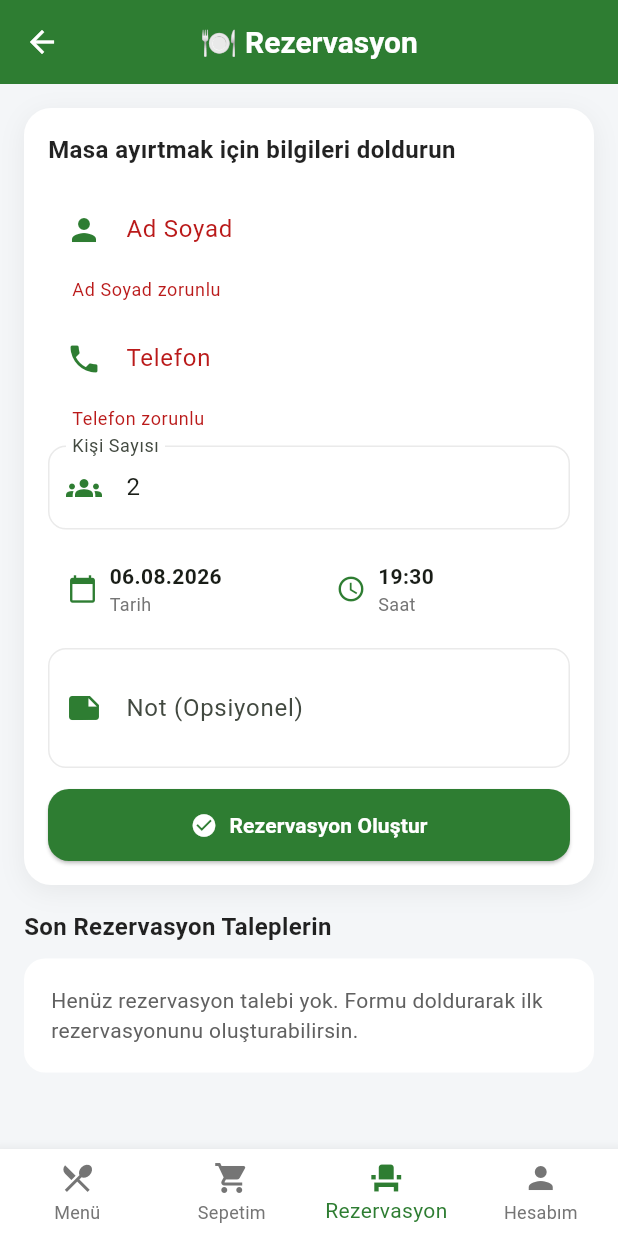
After one commit to Nafiyecaki/RestoranMobil, a Flutter app: the SepetScreen screen opened directly, item 3 of the bottom bar chosen, after a tap on "Rezervasyon Oluştur", on a phone screen of 412 x 824 dp. The commit adds this screen. Run offline on Flutter 3.47's test engine with Material 3 defaults, Android fonts, the light colour scheme and no system bars; our stand-ins replace geocoding, google_maps_flutter, image_picker, shared_preferences; accounts and stored records are empty; network calls fail.

Commit message:
rezervasyon sistemi kuruldu hatalar çözüldü

```diff
--- /dev/null
+++ b/musteri_siparis/lib/screens/rezervasyon_screen.dart
@@ -0,0 +1,532 @@
+import 'package:flutter/material.dart';
+
+import '../services/api_service.dart';
+import '../widgets/app_bottom_nav.dart';
+import 'menu_screen.dart';
+import 'profile_screen.dart';
+import 'sepet_screen.dart';
+
+class RezervasyonScreen extends StatefulWidget {
+  const RezervasyonScreen({super.key});
+
+  @override
+  State<RezervasyonScreen> createState() => _RezervasyonScreenState();
+}
+
+class _RezervasyonScreenState extends State<RezervasyonScreen> {
+  final _formKey = GlobalKey<FormState>();
+  final _adSoyadController = TextEditingController();
+  final _telefonController = TextEditingController();
+  final _kisiSayisiController = TextEditingController(text: '2');
+  final _notController = TextEditingController();
+
+  DateTime _selectedDate = DateTime.now().add(const Duration(days: 1));
+  TimeOfDay _selectedTime = const TimeOfDay(hour: 19, minute: 30);
+  final List<_RezervasyonKaydi> _rezervasyonlar = [];
+  bool _isSubmitting = false;
+
+  @override
+  void dispose() {
+    _adSoyadController.dispose();
+    _telefonController.dispose();
+    _kisiSayisiController.dispose();
+    _notController.dispose();
+    super.dispose();
+  }
+
+  Future<void> _pickDate() async {
+    final now = DateTime.now();
+    final picked = await showDatePicker(
+      context: context,
+      initialDate: _selectedDate,
+      firstDate: DateTime(now.year, now.month, now.day),
+      lastDate: now.add(const Duration(days: 365)),
+    );
+
+    if (picked == null) return;
+    setState(() => _selectedDate = picked);
+  }
+
+  Future<void> _pickTime() async {
+    final picked = await showTimePicker(
+      context: context,
+      initialTime: _selectedTime,
+    );
+
+    if (picked == null) return;
+    setState(() => _selectedTime = picked);
+  }
+
+  Future<void> _rezervasyonOlustur() async {
+    if (!_formKey.currentState!.validate()) return;
+    if (_isSubmitting) return;
+
+    final kisiSayisi = int.tryParse(_kisiSayisiController.text.trim()) ?? 0;
+    if (kisiSayisi <= 0) {
+      _showSnackBar('Lütfen geçerli kişi sayısı girin', Colors.orange);
+      return;
+    }
+
+    final tarihSaat = DateTime(
+      _selectedDate.year,
+      _selectedDate.month,
+      _selectedDate.day,
+      _selectedTime.hour,
+      _selectedTime.minute,
+    );
+
+    if (tarihSaat.isBefore(DateTime.now())) {
+      _showSnackBar('Rezervasyon zamanı geçmişte olamaz', Colors.orange);
+      return;
+    }
+
+    // Ad Soyad tek alan; backend MusteriAdi/MusteriSoyadi ayrımı bekliyor.
+    final adSoyad = _adSoyadController.text.trim();
+    final parcalar = adSoyad.split(RegExp(r'\s+'));
+    final musteriAdi = parcalar.first;
+    final musteriSoyadi = parcalar.length > 1
+        ? parcalar.sublist(1).join(' ')
+        : '';
+
+    setState(() => _isSubmitting = true);
+
+    final sonuc = await ApiService.rezervasyonOlustur(
+      musteriAdi: musteriAdi,
+      musteriSoyadi: musteriSoyadi,
+      telefon: _telefonController.text.trim(),
+      kisiSayisi: kisiSayisi,
+      tarihSaat: tarihSaat,
+      aciklama: _notController.text.trim(),
+    );
+
+    if (!mounted) return;
+    setState(() => _isSubmitting = false);
+
+    if (sonuc['success'] != true) {
+      _showSnackBar(
+        (sonuc['message'] ?? 'Rezervasyon oluşturulamadı').toString(),
+        Colors.red,
+      );
+      return;
+    }
+
+    final kayit = _RezervasyonKaydi(
+      adSoyad: adSoyad,
+      telefon: _telefonController.text.trim(),
+      kisiSayisi: kisiSayisi,
+      tarihSaat: tarihSaat,
+      not: _notController.text.trim(),
+    );
+
+    setState(() {
+      _rezervasyonlar.insert(0, kayit);
+      _notController.clear();
+    });
+
+    _showSnackBar('✅ Rezervasyon talebiniz alındı', Colors.green);
+  }
+
+  void _showSnackBar(String message, Color color) {
+    ScaffoldMessenger.of(context).showSnackBar(
+      SnackBar(
+        content: Text(message),
+        backgroundColor: color,
+        behavior: SnackBarBehavior.floating,
+        shape: RoundedRectangleBorder(borderRadius: BorderRadius.circular(12)),
+        margin: const EdgeInsets.all(16),
+      ),
+    );
+  }
+
+  void _onBottomNavTap(int index) {
+    if (index == 2) return;
+
+    if (index == 0) {
+      Navigator.pushReplacement(
+        context,
+        MaterialPageRoute(builder: (_) => const MenuScreen()),
+      );
+      return;
+    }
+
+    if (index == 1) {
+      Navigator.pushReplacement(
+        context,
+        MaterialPageRoute(builder: (_) => const SepetScreen()),
+      );
+      return;
+    }
+
+    if (index == 3) {
+      Navigator.pushReplacement(
+        context,
+        MaterialPageRoute(
+          builder: (_) =>
+              const ProfileScreen(geriDonusHedefi: ProfileBackTarget.menu),
+        ),
+      );
+    }
+  }
+
+  @override
+  Widget build(BuildContext context) {
+    final isDark = Theme.of(context).brightness == Brightness.dark;
+
+    return Scaffold(
+      backgroundColor: isDark
+          ? const Color(0xFF0F0F0F)
+          : const Color(0xFFF4F6F8),
+      appBar: AppBar(
+        title: const Text(
+          '🍽️ Rezervasyon',
+          style: TextStyle(
+            color: Colors.white,
+            fontWeight: FontWeight.bold,
+            fontSize: 20,
+          ),
+        ),
+        centerTitle: true,
+        elevation: 0,
+        backgroundColor: const Color(0xFF2E7D32),
+        foregroundColor: Colors.white,
+      ),
+      body: SingleChildScrollView(
+        padding: const EdgeInsets.all(16),
+        child: Column(
+          crossAxisAlignment: CrossAxisAlignment.start,
+          children: [
+            _buildFormCard(isDark),
+            const SizedBox(height: 16),
+            _buildReservationsHeader(isDark),
+            const SizedBox(height: 10),
+            if (_rezervasyonlar.isEmpty)
+              _buildEmptyState(isDark)
+            else
+              ..._rezervasyonlar.map(
+                (kayit) => _buildRezervasyonCard(kayit, isDark),
+              ),
+          ],
+        ),
+      ),
+      bottomNavigationBar: AppBottomNav(
+        currentIndex: 2,
+        onTap: _onBottomNavTap,
+      ),
+    );
+  }
+
+  Widget _buildFormCard(bool isDark) {
+    return Container(
+      padding: const EdgeInsets.all(16),
+      decoration: BoxDecoration(
+        color: isDark ? const Color(0xFF1A1A1A) : Colors.white,
+        borderRadius: BorderRadius.circular(18),
+        boxShadow: [
+          BoxShadow(
+            color: Colors.black.withValues(alpha: isDark ? 0.25 : 0.06),
+            blurRadius: 14,
+            offset: const Offset(0, 4),
+          ),
+        ],
+      ),
+      child: Form(
+        key: _formKey,
+        child: Column(
+          crossAxisAlignment: CrossAxisAlignment.start,
+          children: [
+            Text(
+              'Masa ayırtmak için bilgileri doldurun',
+              style: TextStyle(
+                fontWeight: FontWeight.w700,
+                fontSize: 16,
+                color: isDark ? Colors.white : Colors.black87,
+              ),
+            ),
+            const SizedBox(height: 14),
+            _textField(
+              controller: _adSoyadController,
+              label: 'Ad Soyad',
+              icon: Icons.person,
+              validator: (value) {
+                if (value == null || value.trim().isEmpty) {
+                  return 'Ad Soyad zorunlu';
+                }
+                return null;
+              },
+            ),
+            const SizedBox(height: 10),
+            _textField(
+              controller: _telefonController,
+              label: 'Telefon',
+              icon: Icons.phone,
+              keyboardType: TextInputType.phone,
+              validator: (value) {
+                if (value == null || value.trim().isEmpty) {
+                  return 'Telefon zorunlu';
+                }
+                return null;
+              },
+            ),
+            const SizedBox(height: 10),
+            _textField(
+              controller: _kisiSayisiController,
+              label: 'Kişi Sayısı',
+              icon: Icons.groups,
+              keyboardType: TextInputType.number,
+              validator: (value) {
+                final v = int.tryParse((value ?? '').trim());
+                if (v == null || v <= 0) {
+                  return 'Geçerli kişi sayısı girin';
+                }
+                return null;
+              },
+            ),
+            const SizedBox(height: 10),
+            Row(
+              children: [
+                Expanded(
+                  child: _selectorTile(
+                    icon: Icons.calendar_today,
+                    title: _formatDate(_selectedDate),
+                    subtitle: 'Tarih',
+                    onTap: _pickDate,
+                  ),
+                ),
+                const SizedBox(width: 10),
+                Expanded(
+                  child: _selectorTile(
+                    icon: Icons.access_time,
+                    title: _formatTime(_selectedTime),
+                    subtitle: 'Saat',
+                    onTap: _pickTime,
+                  ),
+                ),
+              ],
+            ),
+            const SizedBox(height: 10),
+            _textField(
+              controller: _notController,
+              label: 'Not (Opsiyonel)',
+              icon: Icons.note,
+              maxLines: 2,
+            ),
+            const SizedBox(height: 14),
+            SizedBox(
+              width: double.infinity,
+              child: ElevatedButton.icon(
+                onPressed: _isSubmitting ? null : _rezervasyonOlustur,
+                style: ElevatedButton.styleFrom(
+                  backgroundColor: const Color(0xFF2E7D32),
+                  foregroundColor: Colors.white,
+                  padding: const EdgeInsets.symmetric(vertical: 14),
+                  shape: RoundedRectangleBorder(
+                    borderRadius: BorderRadius.circular(14),
+                  ),
+                ),
+                icon: _isSubmitting
+                    ? const SizedBox(
+                        width: 18,
+                        height: 18,
+                        child: CircularProgressIndicator(
+                          strokeWidth: 2,
+                          color: Colors.white,
+                        ),
+                      )
+                    : const Icon(Icons.check_circle),
+                label: Text(
+                  _isSubmitting ? 'Gönderiliyor...' : 'Rezervasyon Oluştur',
+                  style: const TextStyle(fontWeight: FontWeight.bold),
+                ),
+              ),
+            ),
+          ],
+        ),
+      ),
+    );
+  }
+
+  Widget _buildReservationsHeader(bool isDark) {
+    return Text(
+      'Son Rezervasyon Taleplerin',
+      style: TextStyle(
+        fontWeight: FontWeight.w700,
+        fontSize: 16,
+        color: isDark ? Colors.white : Colors.black87,
+      ),
+    );
+  }
+
+  Widget _buildEmptyState(bool isDark) {
+    return Container(
+      width: double.infinity,
+      padding: const EdgeInsets.all(18),
+      decoration: BoxDecoration(
+        color: isDark ? const Color(0xFF1A1A1A) : Colors.white,
+        borderRadius: BorderRadius.circular(14),
+      ),
+      child: Text(
+        'Henüz rezervasyon talebi yok. Formu doldurarak ilk rezervasyonunu oluşturabilirsin.',
+        style: TextStyle(color: isDark ? Colors.grey[300] : Colors.grey[700]),
+      ),
+    );
+  }
+
+  Widget _buildRezervasyonCard(_RezervasyonKaydi kayit, bool isDark) {
+    return Container(
+      width: double.infinity,
+      margin: const EdgeInsets.only(bottom: 10),
+      padding: const EdgeInsets.all(14),
+      decoration: BoxDecoration(
+        color: isDark ? const Color(0xFF1A1A1A) : Colors.white,
+        borderRadius: BorderRadius.circular(14),
+        border: Border.all(
+          color: isDark ? Colors.white24 : const Color(0xFFE5E7EB),
+        ),
+      ),
+      child: Column(
+        crossAxisAlignment: CrossAxisAlignment.start,
+        children: [
+          Text(
+            kayit.adSoyad,
+            style: TextStyle(
+              fontWeight: FontWeight.bold,
+              fontSize: 15,
+              color: isDark ? Colors.white : Colors.black87,
+            ),
+          ),
+          const SizedBox(height: 6),
+          Text(
+            '📞 ${kayit.telefon}',
+            style: TextStyle(
+              color: isDark ? Colors.grey[300] : Colors.grey[700],
+            ),
+          ),
+          const SizedBox(height: 4),
+          Text(
+            '👥 ${kayit.kisiSayisi} kişi  •  🗓️ ${_formatDate(kayit.tarihSaat)}  •  🕒 ${_formatDateTimeHour(kayit.tarihSaat)}',
+            style: TextStyle(
+              color: isDark ? Colors.grey[300] : Colors.grey[700],
+            ),
+          ),
+          if (kayit.not.isNotEmpty) ...[
+            const SizedBox(height: 6),
+            Text(
+              '📝 ${kayit.not}',
+              style: TextStyle(
+                color: isDark ? Colors.grey[300] : Colors.grey[700],
+              ),
+            ),
+          ],
+        ],
+      ),
+    );
+  }
+
+  Widget _textField({
+    required TextEditingController controller,
+    required String label,
+    required IconData icon,
+    TextInputType? keyboardType,
+    int maxLines = 1,
+    String? Function(String?)? validator,
+  }) {
+    return TextFormField(
+      controller: controller,
+      keyboardType: keyboardType,
+      maxLines: maxLines,
+      validator: validator,
+      decoration: InputDecoration(
+        labelText: label,
+        prefixIcon: Icon(icon, color: const Color(0xFF2E7D32)),
+        filled: true,
+        fillColor: Colors.white,
+        border: OutlineInputBorder(
+          borderRadius: BorderRadius.circular(12),
+          borderSide: BorderSide.none,
+        ),
+        enabledBorder: OutlineInputBorder(
+          borderRadius: BorderRadius.circular(12),
+          borderSide: BorderSide(color: Colors.grey.withValues(alpha: 0.22)),
+        ),
+        focusedBorder: OutlineInputBorder(
+          borderRadius: BorderRadius.circular(12),
+          borderSide: const BorderSide(color: Color(0xFF2E7D32), width: 1.7),
+        ),
+      ),
+    );
+  }
+
+  Widget _selectorTile({
+    required IconData icon,
+    required String title,
+    required String subtitle,
+    required VoidCallback onTap,
+  }) {
+    return InkWell(
+      onTap: onTap,
+      borderRadius: BorderRadius.circular(12),
+      child: Ink(
+        padding: const EdgeInsets.symmetric(horizontal: 12, vertical: 10),
+        decoration: BoxDecoration(
+          borderRadius: BorderRadius.circular(12),
+          border: Border.all(color: Colors.grey.withValues(alpha: 0.26)),
+        ),
+        child: Row(
+          children: [
+            Icon(icon, color: const Color(0xFF2E7D32), size: 20),
+            const SizedBox(width: 8),
+            Expanded(
+              child: Column(
+                crossAxisAlignment: CrossAxisAlignment.start,
+                children: [
+                  Text(
+                    title,
+                    style: const TextStyle(fontWeight: FontWeight.w600),
+                  ),
+                  Text(
+                    subtitle,
+                    style: TextStyle(fontSize: 12, color: Colors.grey[600]),
+                  ),
+                ],
+              ),
+            ),
+          ],
+        ),
+      ),
+    );
+  }
+
+  String _formatDate(DateTime date) {
+    final day = date.day.toString().padLeft(2, '0');
+    final month = date.month.toString().padLeft(2, '0');
+    return '$day.$month.${date.year}';
+  }
+
+  String _formatTime(TimeOfDay time) {
+    final h = time.hour.toString().padLeft(2, '0');
+    final m = time.minute.toString().padLeft(2, '0');
+    return '$h:$m';
+  }
+
+  String _formatDateTimeHour(DateTime dateTime) {
+    final h = dateTime.hour.toString().padLeft(2, '0');
+    final m = dateTime.minute.toString().padLeft(2, '0');
+    return '$h:$m';
+  }
+}
+
+class _RezervasyonKaydi {
+  const _RezervasyonKaydi({
+    required this.adSoyad,
+    required this.telefon,
+    required this.kisiSayisi,
+    required this.tarihSaat,
+    required this.not,
+  });
+
+  final String adSoyad;
+  final String telefon;
+  final int kisiSayisi;
+  final DateTime tarihSaat;
+  final String not;
+}
--- a/musteri_siparis/lib/widgets/app_bottom_nav.dart
+++ b/musteri_siparis/lib/widgets/app_bottom_nav.dart
@@ -29,6 +29,10 @@ class AppBottomNav extends StatelessWidget {
           icon: Icon(Icons.shopping_cart),
           label: 'Sepetim',
         ),
+        BottomNavigationBarItem(
+          icon: Icon(Icons.event_seat),
+          label: 'Rezervasyon',
+        ),
         BottomNavigationBarItem(icon: Icon(Icons.person), label: 'Hesabım'),
       ],
     );
```
Also changed, not shown: musteri_siparis/lib/screens/menu_screen.dart (+8 -0 lines), musteri_siparis/lib/screens/profile_screen.dart (+41 -5 lines), musteri_siparis/lib/screens/sepet_screen.dart (+51 -18 lines), musteri_siparis/lib/services/api_service.dart (+72 -0 lines), 1 other file.
